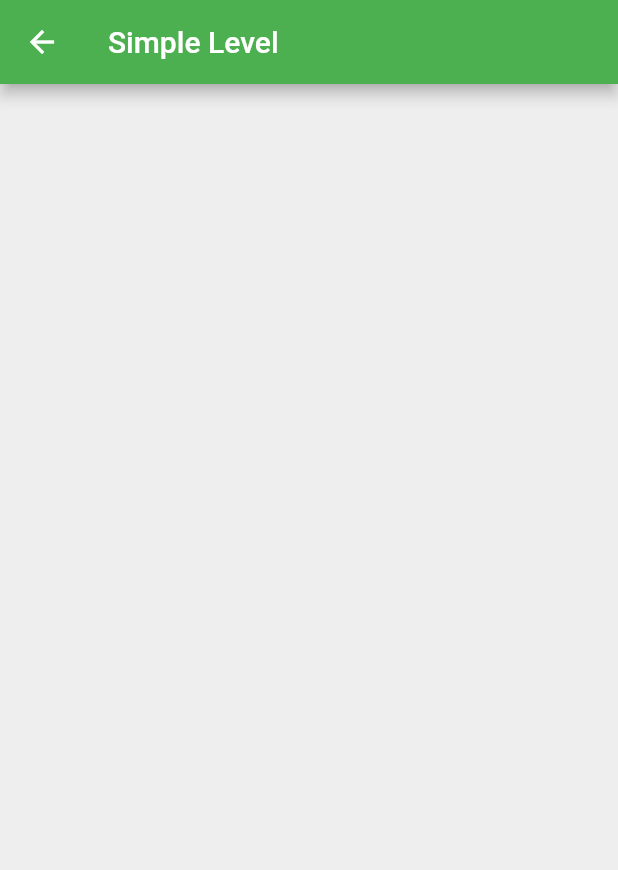
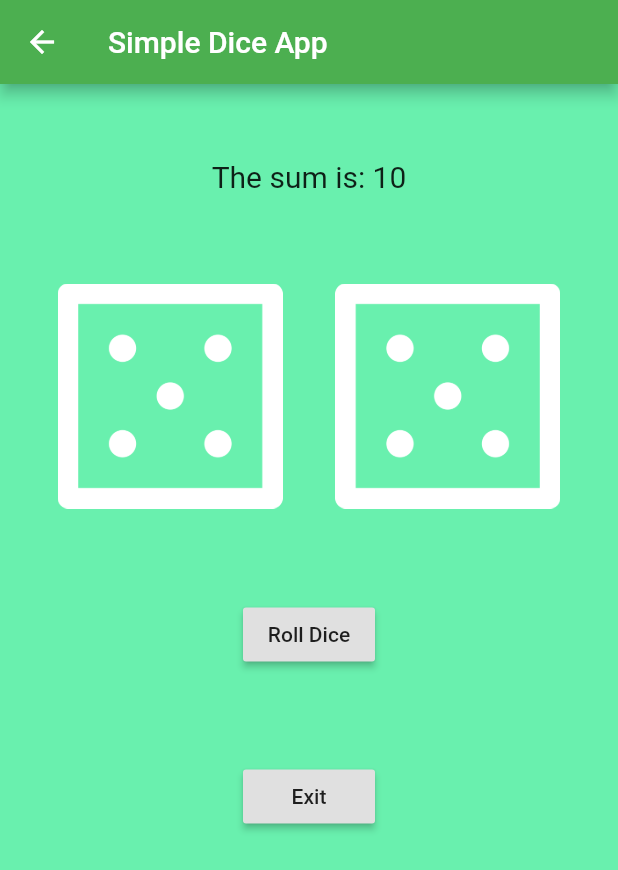
Before and after one commit to mohsinraza079/fa17_bse_079, a Flutter app: the screen it shows after launch, after a tap on "Simple Level", on a phone screen of 412 x 824 dp. Shown: the top 870 px of the screen. Run offline on Flutter 3.47's test engine with Material 2 defaults, Android fonts, the phone set to English and light mode, and no system bars.

Commit message:
Simple Level Dice Functionality

```diff
--- a/lib/NavigationDrawer.dart
+++ b/lib/NavigationDrawer.dart
@@ -111,7 +111,7 @@ class _HomePageState extends State<HomePage> {
   }
   void simpleDice() {
     setState(() {
-      Navigator.push(context, MaterialPageRoute(builder: (context) =>  SimpleLevel()));
+      Navigator.push(context, MaterialPageRoute(builder: (context) =>  SimpleDice()));
     });
   }
 
--- a/lib/SimpleLevel.dart
+++ b/lib/SimpleLevel.dart
@@ -1,17 +1,79 @@
+import 'dart:math';
+
 import 'package:flutter/material.dart';
-class SimpleLevel extends StatefulWidget {
-  @override
-  _SimpleLevelState createState() => _SimpleLevelState();
-}
 
-class _SimpleLevelState extends State<SimpleLevel> {
+void main() => runApp(MyApp());
+
+class MyApp extends StatelessWidget {
+  // This widget is the root of your application.
   @override
   Widget build(BuildContext context) {
     return Scaffold(
-      backgroundColor: Colors.grey[200],
-      appBar: AppBar(
-        title: Text('Simple Level'),
-      ),
+      body: SimpleDice(),
     );
   }
 }
+class SimpleDice extends StatefulWidget {
+  @override
+  _SimpleDiceState createState() => _SimpleDiceState();
+}
+
+class _SimpleDiceState extends State<SimpleDice> {
+  var imageArray = ['dice1.png', 'dice2.png', 'dice3.png', 'dice4.png', 'dice5.png', 'dice6.png'];
+  //var random = new Random();
+  int randomIntForDiceOne = Random().nextInt(6);
+  int randomIntForDiceTwo = Random().nextInt(6);
+
+  @override
+  Widget build(BuildContext context) {
+
+    return Scaffold(
+        backgroundColor: Colors.greenAccent,
+        appBar: AppBar(
+          title: Text('Simple Dice App'),
+        ),
+        body: Padding(
+          padding: const EdgeInsets.fromLTRB(21, 50, 21, 50),
+          child: Column(
+            children: <Widget>[
+              Padding(
+                padding: const EdgeInsets.only(bottom: 60),
+                child: Text('The sum is: '+ (randomIntForDiceOne + randomIntForDiceTwo + 2).toString(),
+                  style: TextStyle(
+                    fontSize: 20,
+                  ),
+                ),
+              ),
+              Row(
+                mainAxisAlignment: MainAxisAlignment.spaceAround,
+                children: <Widget>[
+                  Image.asset('images/'+imageArray[randomIntForDiceOne], height: 150, width: 150,),
+                  Image.asset('images/'+imageArray[randomIntForDiceTwo], height: 150, width: 150,),
+                ],
+              ),
+              Padding(
+                padding: const EdgeInsets.only(top: 60),
+                child: RaisedButton(onPressed: changeImage,
+                  child: Text('Roll Dice'),
+                ),
+              ),
+              Padding(
+                padding: const EdgeInsets.only(top: 60),
+                child: RaisedButton(onPressed:() {Navigator.pop(context);},
+                  child: Text('Exit'),
+                ),
+              )
+
+            ],
+          ),
+        )
+    );
+  }
+
+  void changeImage() {
+    setState(() {
+      randomIntForDiceOne = Random().nextInt(6);
+      randomIntForDiceTwo = Random().nextInt(6);
+    });
+  }
+}
--- a/pubspec.yaml
+++ b/pubspec.yaml
@@ -46,7 +46,7 @@ flutter:
 
   # To add assets to your application, add an assets section, like this:
   assets:
-     - images/abc.jpg
+     - images/
 
 
   # An image asset can refer to one or more resolution-specific "variants", see
```
Also changed, not shown: images/dice1.png (added), images/dice2.png (added), images/dice3.png (added), images/dice4.png (added), images/dice5.png (added), images/dice6.png (added).
